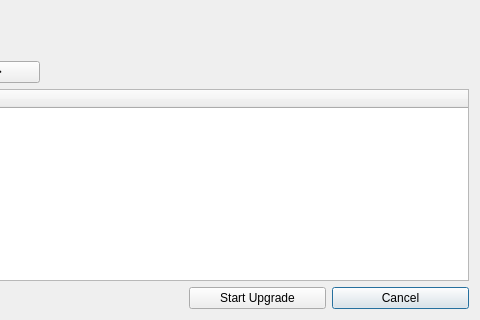
Https-github-com-sulaeman51/guadalinex-v7, file pkgs/update-manager/tags/update-manager-2:0.134.10-0guada1/DistUpgrade/dialog_changes.ui: the form before one commit; both pictures show x 108 to 588 and y 97 to 417 of the 588 by 417 pixel window.
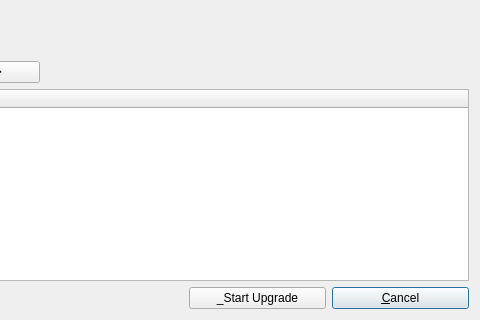
The form after the commit. Icons and pictures are not drawn.

Commit message: * DistUpgrade: load DistUpgradeViewKDE not KDE4 * DistUpgradeViewKDE: Fix various translations * DistUpgradeViewKDE: Add window icon

Diff of the .ui file:
```diff
--- a/pkgs/update-manager/tags/update-manager-2:0.134.10-0guada1/DistUpgrade/dialog_changes.ui
+++ b/pkgs/update-manager/tags/update-manager-2:0.134.10-0guada1/DistUpgrade/dialog_changes.ui
@@ -25,7 +25,7 @@
    <item row="3" column="3" >
     <widget class="QPushButton" name="button_cancel_changes" >
      <property name="text" >
-      <string>Cancel</string>
+      <string>&amp;Cancel</string>
      </property>
     </widget>
    </item>
@@ -140,7 +140,7 @@
    <item row="3" column="2" >
     <widget class="QPushButton" name="button_confirm_changes" >
      <property name="text" >
-      <string>Start Upgrade</string>
+      <string>_Start Upgrade</string>
      </property>
     </widget>
    </item>
```
The commit also changes 5 other files.
